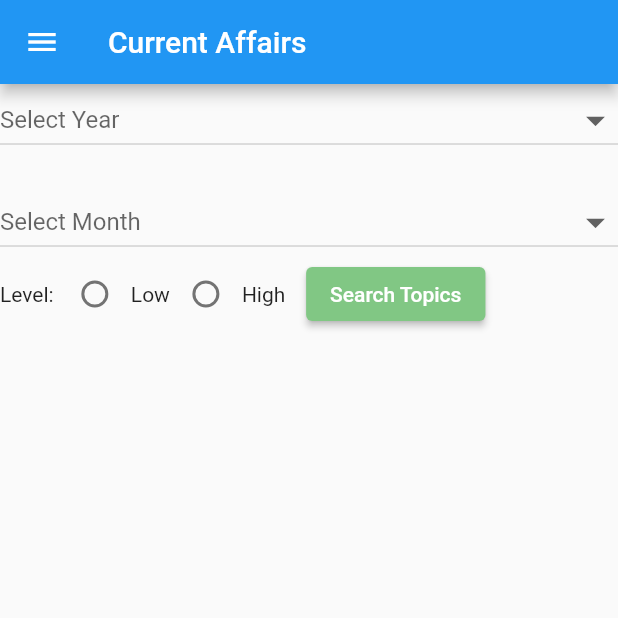
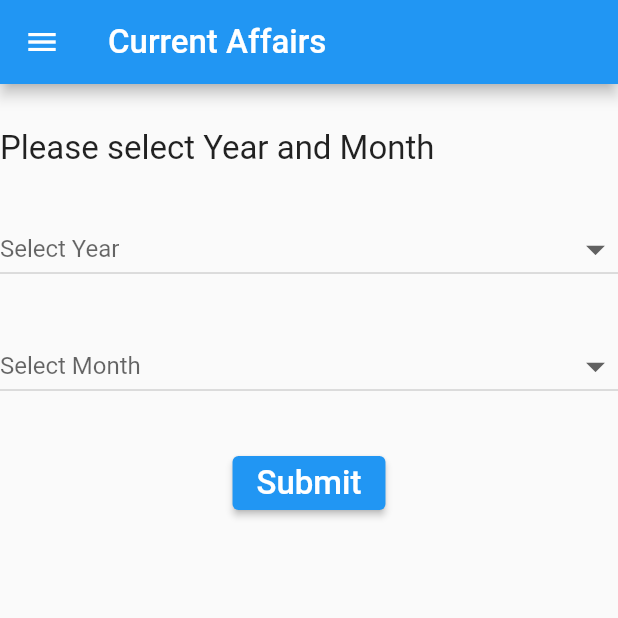
Before and after one commit to ashishgrg813/LibraryQuiz, a Flutter app: the screen it shows after launch, on a phone screen of 412 x 824 dp, the top half of it. Run offline on Flutter 3.47's test engine with Material 2 defaults, Android fonts, the light colour scheme and no system bars.

Commit message:
latest changes

```diff
--- a/lib/home.dart
+++ b/lib/home.dart
@@ -2,12 +2,12 @@
 // ignore_for_file: prefer_const_constructors, unused_import, prefer_const_constructors_in_immutables
 
 import 'dart:convert';
-import 'dart:html';
 import 'package:flutter/services.dart' show rootBundle;
 import 'package:flutter/material.dart';
 import 'package:flutter_libraryquiz/SearchByName.dart';
 import 'package:flutter_libraryquiz/drawer.dart';
 import 'package:flutter_libraryquiz/model.dart';
+import 'package:flutter_libraryquiz/nextpage.dart';
 
 import 'Testpage.dart';
 
@@ -20,7 +20,6 @@ class Dashboard extends StatefulWidget {
 
 class DashboardState extends State<Dashboard> {
   List<Quebank> convertedJsonData;
-  //List data;
   final List<String> Years = [
     'Select All',
     '2015',
@@ -121,15 +120,23 @@ class DashboardState extends State<Dashboard> {
       home: Scaffold(
         drawer: DrawerMenu(),
         appBar: AppBar(
-          title: Text("Current Affairs"),
+          title: Text("Current Affairs",
+              style: TextStyle(
+                fontSize: 22.0,
+              )),
         ),
         body: Column(
           children: [
-            // Row(
-            //   children: [
-            //     Text('Please select Year and Month'),
-            //   ],
-            // ),
+            Padding(padding: EdgeInsets.all(15)),
+            Row(
+              children: [
+                Text(
+                  'Please select Year and Month',
+                  style: TextStyle(fontSize: 22.0),
+                ),
+              ],
+            ),
+            Padding(padding: EdgeInsets.all(15)),
             DropdownButton<String>(
               isExpanded: true,
               iconSize: 30.0,
@@ -138,19 +145,22 @@ class DashboardState extends State<Dashboard> {
               items: Years.map((value) {
                 return DropdownMenuItem<String>(
                   value: value,
-                  child: Text(value),
+                  child: Text(value,
+                      style: TextStyle(
+                        fontSize: 22.0,
+                      )),
                 );
               }).toList(),
               onChanged: (val) {
                 setState(() {
                   selectedYear = val;
                   selectedMonth = Months[0];
-                  filterdate();
+                  //filterdate();
                 });
               },
             ),
             Padding(
-              padding: EdgeInsets.all(10.0),
+              padding: EdgeInsets.all(15.0),
             ),
             DropdownButton<String>(
               isExpanded: true,
@@ -160,123 +170,134 @@ class DashboardState extends State<Dashboard> {
               items: Months.map((value) {
                 return DropdownMenuItem<String>(
                   value: value,
-                  child: Text(value),
+                  child: Text(value,
+                      style: TextStyle(
+                        fontSize: 22.0,
+                      )),
                 );
               }).toList(),
               onChanged: (val) {
                 setState(() {
                   selectedMonth = val;
-                  filtermonth();
+                  //filtermonth();
                 });
               },
             ),
-            Row(
-              children: [
-                Text("Level: "),
-                Radio(
-                  value: "Low",
-                  groupValue: _level,
-                  onChanged: (value) {
-                    setState(() {
-                      _level = value;
-                    });
-                  },
-                ),
-                Text(
-                  "Low",
-                  style: TextStyle(),
-                ),
-                Radio(
-                  value: "High",
-                  groupValue: _level,
-                  onChanged: (value) {
-                    setState(() {
-                      _level = value;
-                    });
-                  },
-                ),
-                Text("High    "),
-                ElevatedButton(
-                    child: Text('Search Topics'),
-                    style: ButtonStyle(
-                      backgroundColor:
-                          MaterialStateProperty.all<Color>(Colors.green[300]),
-                    ),
-                    onPressed: () {
-                      Navigator.of(context).push(MaterialPageRoute(
-                          builder: (context) => SearchScreen()));
-                    })
-              ],
-            ),
-            Expanded(
-              child: Container(
-                child: FutureBuilder(
-                    // future: DefaultAssetBundle.of(context) //rootBundle
-                    future: fetchdata(),
-                    builder: (context, snapshot) {
-                      // Decode the JSON
-                      return ListView.builder(
-                        // Build the ListView
-                        itemBuilder: (BuildContext context, int index) {
-                          return GestureDetector(
-                            onTap: () {
-                              Navigator.of(context).push(
-                                MaterialPageRoute(
-                                  builder: (context) => Demo(
-                                    srno: convertedJsonData[index]
-                                        .srno
-                                        .toString(),
-                                    Question: convertedJsonData[index].question,
-                                    MCQ_01: convertedJsonData[index].mcqO1,
-                                    MCQ_02: convertedJsonData[index].mcqO2,
-                                    MCQ_03: convertedJsonData[index].mcqO3,
-                                    MCQ_04: convertedJsonData[index].mcqO4,
-                                    MCQ_AK: convertedJsonData[index].mcqAk,
-                                    Desc_AK: convertedJsonData[index].descAk,
-                                  ),
-                                ),
-                              );
-                            },
-                            child: Card(
-                              child: Column(
-                                crossAxisAlignment: CrossAxisAlignment.stretch,
-                                children: <Widget>[
-                                  // Text(
-                                  //   "Sr No: " +
-                                  //       convertedJsonData[index]['srno']
-                                  //           .toString(),
-                                  //   style: TextStyle(fontSize: 15.0),
-                                  // ),
-                                  Padding(
-                                    padding: const EdgeInsets.all(8.0),
-                                    child: Text(
-                                      "Question: " +
-                                          convertedJsonData[index].question,
-                                      style: TextStyle(fontSize: 15.0),
-                                    ),
-                                  ),
-                                ],
-                              ),
-                            ),
-                          );
-                        },
-                        itemCount: convertedJsonData == null
-                            ? 0
-                            : convertedJsonData.length,
-                      );
-                    }),
-              ),
-            ),
+            Padding(padding: EdgeInsets.all(15)),
+            ElevatedButton(
+                onPressed: () {
+                  Navigator.of(context).push(MaterialPageRoute(
+                      builder: (context) => nextpage(
+                            yr: selectedYear,
+                            mon: selectedMonth,
+                          )));
+                },
+                child: Text('Submit',
+                    style: TextStyle(
+                      fontSize: 22.0,
+                    )))
+
+            // Row(
+            //   children: [
+            //     Text("Level: "),
+            //     Radio(
+            //       value: "Low",
+            //       groupValue: _level,
+            //       onChanged: (value) {
+            //         setState(() {
+            //           _level = value;
+            //         });
+            //       },
+            //     ),
+            //     Text(
+            //       "Low",
+            //       style: TextStyle(),
+            //     ),
+            //     Radio(
+            //       value: "High",
+            //       groupValue: _level,
+            //       onChanged: (value) {
+            //         setState(() {
+            //           _level = value;
+            //         });
+            //       },
+            //     ),
+            //     Text("High    "),
+            //     ElevatedButton(
+            //         child: Text('Search Topics'),
+            //         style: ButtonStyle(
+            //           backgroundColor:
+            //               MaterialStateProperty.all<Color>(Colors.green[300]),
+            //         ),
+            //         onPressed: () {
+            //           Navigator.of(context).push(MaterialPageRoute(
+            //               builder: (context) => SearchScreen()));
+            //         })
+            //   ],
+            // ),
+            ,
+            // Expanded(
+            //   child: Container(
+            // child: FutureBuilder(
+            //     // future: DefaultAssetBundle.of(context) //rootBundle
+            //     future: fetchdata(),
+            //     builder: (context, snapshot) {
+            //       // Decode the JSON
+            //       return ListView.builder(
+            //         // Build the ListView
+            //         itemBuilder: (BuildContext context, int index) {
+            //           return GestureDetector(
+            //             onTap: () {
+            //               Navigator.of(context).push(
+            //                 MaterialPageRoute(
+            //                   builder: (context) => Demo(
+            //                     srno: convertedJsonData[index]
+            //                         .srno
+            //                         .toString(),
+            //                     Question: convertedJsonData[index].question,
+            //                     MCQ_01: convertedJsonData[index].mcqO1,
+            //                     MCQ_02: convertedJsonData[index].mcqO2,
+            //                     MCQ_03: convertedJsonData[index].mcqO3,
+            //                     MCQ_04: convertedJsonData[index].mcqO4,
+            //                     MCQ_AK: convertedJsonData[index].mcqAk,
+            //                     Desc_AK: convertedJsonData[index].descAk,
+            //                   ),
+            //                 ),
+            //               );
+            //             },
+            //             child: Card(
+            //               child: Column(
+            //                 crossAxisAlignment: CrossAxisAlignment.stretch,
+            //                 children: <Widget>[
+            //                   // Text(
+            //                   //   "Sr No: " +
+            //                   //       convertedJsonData[index]['srno']
+            //                   //           .toString(),
+            //                   //   style: TextStyle(fontSize: 15.0),
+            //                   // ),
+            //                   Padding(
+            //                     padding: const EdgeInsets.all(8.0),
+            //                     child: Text(
+            //                       "Question: " +
+            //                           convertedJsonData[index].question,
+            //                       style: TextStyle(fontSize: 15.0),
+            //                     ),
+            //                   ),
+            //                 ],
+            //               ),
+            //             ),
+            //           );
+            //         },
+            //         itemCount: convertedJsonData == null
+            //             ? 0
+            //             : convertedJsonData.length,
+            //       );
+            //     }),
+            //       ),
+            // ),
           ],
         ),
       ),
     );
   }
 }
-
-// class KeyValueModel {
-//   String key;
-//   String value;
-
-//   KeyValueModel({this.key, this.value});
-// }
--- /dev/null
+++ b/lib/nextpage.dart
@@ -0,0 +1,141 @@
+import 'dart:convert';
+import 'package:flutter/services.dart' show rootBundle;
+import 'package:flutter/material.dart';
+import 'package:flutter_libraryquiz/SearchByName.dart';
+import 'package:flutter_libraryquiz/drawer.dart';
+import 'package:flutter_libraryquiz/model.dart';
+
+import 'Testpage.dart';
+
+class nextpage extends StatefulWidget {
+  String yr;
+  String mon;
+
+  nextpage({this.mon, this.yr});
+
+  @override
+  State<nextpage> createState() => _nextpageState();
+}
+
+class _nextpageState extends State<nextpage> {
+  List<Quebank> convertedJsonData;
+  dynamic questions = [];
+  List<String> year = [];
+  //List convertedJsonData;
+//  List<Quebank> convertedJsonData1;
+  List convertedJsonData2;
+  String selectedYear;
+  String selectedMonth;
+
+  Future<List<Quebank>> fetchdata() async {
+    String data = await rootBundle.loadString('assets/QueBank.json');
+    convertedJsonData = quebankFromJson(data);
+
+    // var data = await rootBundle.loadString('assets/QueBank.json');
+    // convertedJsonData = json.decode(data);
+    if (widget.yr != 'Select All') {
+      convertedJsonData = convertedJsonData
+          .where(
+              (element) => element.yr1.toString().toLowerCase() == (widget.yr))
+          .toList();
+    }
+    if (widget.mon != 'Select All') {
+      convertedJsonData = convertedJsonData
+          .where((element) =>
+              element.mon1.toString().toLowerCase() == (widget.mon))
+          .toList();
+    }
+    setState(() {});
+  }
+
+  // void filterdate() {
+  //   if (selectedYear != null && selectedYear != 'Select All') {
+  //     convertedJsonData = convertedJsonData
+  //         .where((element) => element.yr1
+  //             .toString()
+  //             .toLowerCase()
+  //             .contains(selectedYear.toLowerCase()))
+  //         .toList();
+  //   }
+  // }
+
+  // void filtermonth() {
+  //   if (selectedMonth != null && selectedMonth != 'Select All') {
+  //     convertedJsonData = convertedJsonData
+  //         .where((element) => element.mon1
+  //             .toString()
+  //             .toLowerCase()
+  //             .contains(selectedMonth.toLowerCase()))
+  //         .toList();
+  //   }
+  // }
+
+  @override
+  Widget build(BuildContext context) {
+    return MaterialApp(
+      debugShowCheckedModeBanner: false,
+      home: Scaffold(
+        appBar: AppBar(
+          title: Text("Current Affairs",
+              style: TextStyle(
+                fontSize: 22.0,
+              )),
+        ),
+        body: Container(
+          child: FutureBuilder(
+              // future: DefaultAssetBundle.of(context) //rootBundle
+              future: fetchdata(),
+              builder: (context, snapshot) {
+                // Decode the JSON
+                return ListView.builder(
+                  // Build the ListView
+                  itemBuilder: (BuildContext context, int index) {
+                    return GestureDetector(
+                      onTap: () {
+                        Navigator.of(context).push(
+                          MaterialPageRoute(
+                            builder: (context) => Demo(
+                              srno: convertedJsonData[index].srno.toString(),
+                              Question: convertedJsonData[index].question,
+                              MCQ_01: convertedJsonData[index].mcqO1,
+                              MCQ_02: convertedJsonData[index].mcqO2,
+                              MCQ_03: convertedJsonData[index].mcqO3,
+                              MCQ_04: convertedJsonData[index].mcqO4,
+                              MCQ_AK: convertedJsonData[index].mcqAk,
+                              Desc_AK: convertedJsonData[index].descAk,
+                            ),
+                          ),
+                        );
+                      },
+                      child: Card(
+                        child: Column(
+                          crossAxisAlignment: CrossAxisAlignment.stretch,
+                          children: <Widget>[
+                            // Text(
+                            //   "Sr No: " +
+                            //       convertedJsonData[index]['srno']
+                            //           .toString(),
+                            //   style: TextStyle(fontSize: 15.0),
+                            // ),
+                            Padding(
+                              padding: const EdgeInsets.all(8.0),
+                              child: Text(
+                                "Question: " +
+                                    convertedJsonData[index].question,
+                                style: TextStyle(fontSize: 15.0),
+                              ),
+                            ),
+                          ],
+                        ),
+                      ),
+                    );
+                  },
+                  itemCount:
+                      convertedJsonData == null ? 0 : convertedJsonData.length,
+                );
+              }),
+        ),
+      ),
+    );
+  }
+}
```
Also changed, not shown: lib/SearchByName.dart (+4 -4 lines), pubspec.lock, 2 other files.
